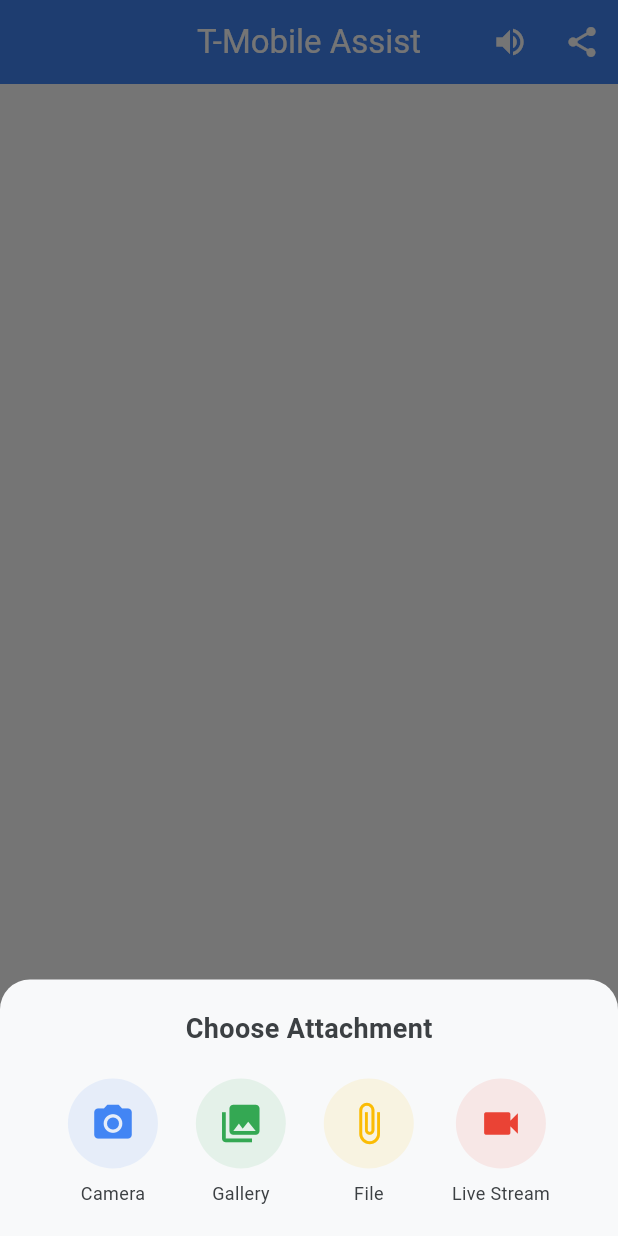
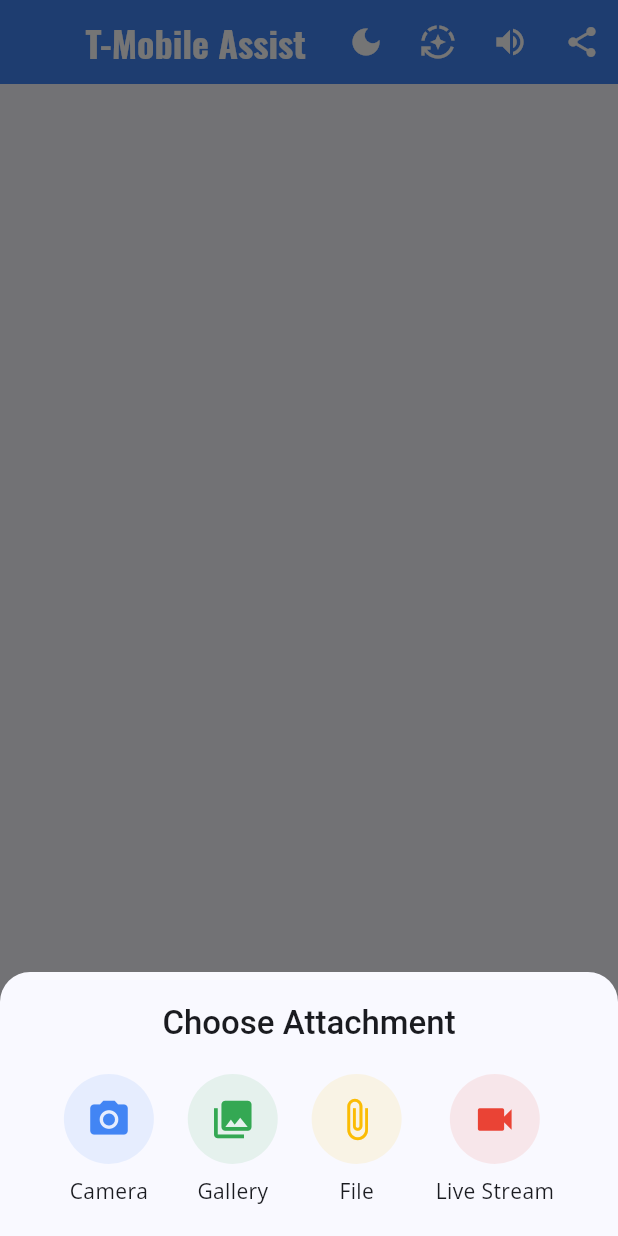
Before and after one commit to Yash-Kavaiya/Flutter-Dialogflow-cx-App, a Flutter app: the screen it shows after launch, item 2 of the bottom bar chosen, after a tap on the "attach file" icon, on a phone screen of 412 x 824 dp. Run offline on Flutter 3.47's test engine with Material 3 defaults, Android fonts, the phone set to English and light mode, and no system bars; our stand-ins replace camera, file_picker, flutter_tts, google_fonts, googleapis_auth, image_picker and 2 more; missing offline and left inert: googleapis.

Commit message:
New Updates Code

```diff
--- a/lib/main.dart
+++ b/lib/main.dart
@@ -1,4 +1,6 @@
 import 'package:flutter/material.dart';
+import 'package:google_fonts/google_fonts.dart'; // Import GoogleFonts
+import 'package:provider/provider.dart'; // Import Provider
 import 'package:speech_to_text/speech_to_text.dart';
 import 'package:flutter_tts/flutter_tts.dart';
 import 'package:camera/camera.dart';
@@ -10,7 +12,29 @@
 import 'google_colors.dart';
 
 void main() {
-  runApp(const MyApp());
+  runApp(
+    ChangeNotifierProvider(
+      create: (context) => ThemeProvider(),
+      child: const MyApp(),
+    ),
+  );
+}
+
+// ThemeProvider class to manage the theme state
+class ThemeProvider with ChangeNotifier {
+  ThemeMode _themeMode = ThemeMode.system; // Default to system theme
+
+  ThemeMode get themeMode => _themeMode;
+
+  void toggleTheme() {
+    _themeMode = _themeMode == ThemeMode.light ? ThemeMode.dark : ThemeMode.light;
+    notifyListeners();
+  }
+
+  void setSystemTheme() {
+    _themeMode = ThemeMode.system;
+    notifyListeners();
+  }
 }
 
 class MyApp extends StatelessWidget {
@@ -18,12 +42,72 @@
 
   @override
   Widget build(BuildContext context) {
-    return MaterialApp(
-      title: 'Easy AI Labs',
-      theme: GoogleColors.googleTheme,
-      darkTheme: GoogleColors.googleDarkTheme,
-      themeMode: ThemeMode.system,
-      home: const ChatScreen(),
+    const Color primarySeedColor = GoogleColors.blue;
+
+    // Define a common TextTheme
+    final TextTheme appTextTheme = TextTheme(
+      displayLarge: GoogleFonts.oswald(fontSize: 57, fontWeight: FontWeight.bold),
+      titleLarge: GoogleFonts.roboto(fontSize: 22, fontWeight: FontWeight.w500),
+      bodyMedium: GoogleFonts.openSans(fontSize: 14),
+    );
+
+    // Light Theme
+    final ThemeData lightTheme = ThemeData(
+      useMaterial3: true,
+      colorScheme: ColorScheme.fromSeed(
+        seedColor: primarySeedColor,
+        brightness: Brightness.light,
+      ),
+      textTheme: appTextTheme,
+      appBarTheme: AppBarTheme(
+        backgroundColor: primarySeedColor,
+        foregroundColor: Colors.white,
+        titleTextStyle: GoogleFonts.oswald(fontSize: 24, fontWeight: FontWeight.bold),
+      ),
+      elevatedButtonTheme: ElevatedButtonThemeData(
+        style: ElevatedButton.styleFrom(
+          foregroundColor: Colors.white,
+          backgroundColor: primarySeedColor,
+          shape: RoundedRectangleBorder(borderRadius: BorderRadius.circular(8)),
+          padding: const EdgeInsets.symmetric(horizontal: 24, vertical: 12),
+          textStyle: GoogleFonts.roboto(fontSize: 16, fontWeight: FontWeight.w500),
+        ),
+      ),
+    );
+
+    // Dark Theme
+    final darkColorScheme = ColorScheme.fromSeed(
+        seedColor: primarySeedColor, brightness: Brightness.dark);
+    final ThemeData darkTheme = ThemeData(
+      useMaterial3: true,
+      colorScheme: darkColorScheme,
+      textTheme: appTextTheme,
+      appBarTheme: AppBarTheme(
+        backgroundColor: Colors.grey[900],
+        foregroundColor: Colors.white,
+        titleTextStyle: GoogleFonts.oswald(fontSize: 24, fontWeight: FontWeight.bold),
+      ),
+      elevatedButtonTheme: ElevatedButtonThemeData(
+        style: ElevatedButton.styleFrom(
+          foregroundColor: Colors.black,
+          backgroundColor: darkColorScheme.primaryContainer,
+          shape: RoundedRectangleBorder(borderRadius: BorderRadius.circular(8)),
+          padding: const EdgeInsets.symmetric(horizontal: 24, vertical: 12),
+          textStyle: GoogleFonts.roboto(fontSize: 16, fontWeight: FontWeight.w500),
+        ),
+      ),
+    );
+
+    return Consumer<ThemeProvider>(
+      builder: (context, themeProvider, child) {
+        return MaterialApp(
+          title: 'Easy AI Labs',
+          theme: lightTheme,
+          darkTheme: darkTheme,
+          themeMode: themeProvider.themeMode,
+          home: const ChatScreen(),
+        );
+      },
     );
   }
 }
@@ -252,7 +336,7 @@
   void _showAttachmentOptions() {
     showModalBottomSheet(
       context: context,
-      backgroundColor: GoogleColors.greyLight,
+      backgroundColor: Theme.of(context).colorScheme.surface,
       shape: const RoundedRectangleBorder(
         borderRadius: BorderRadius.vertical(top: Radius.circular(20)),
       ),
@@ -262,13 +346,9 @@
           child: Column(
             mainAxisSize: MainAxisSize.min,
             children: [
-              const Text(
+              Text(
                 'Choose Attachment',
-                style: TextStyle(
-                  fontSize: 18,
-                  fontWeight: FontWeight.bold,
-                  color: GoogleColors.greyVeryDark,
-                ),
+                style: Theme.of(context).textTheme.titleLarge,
               ),
               const SizedBox(height: 20),
               Row(
@@ -333,7 +413,7 @@
             width: 60,
             height: 60,
             decoration: BoxDecoration(
-              color: color.withValues(alpha: 0.1),
+              color: color.withOpacity(0.1),
               borderRadius: BorderRadius.circular(30),
             ),
             child: Icon(icon, color: color, size: 30),
@@ -341,10 +421,7 @@
           const SizedBox(height: 8),
           Text(
             label,
-            style: const TextStyle(
-              fontSize: 12,
-              color: GoogleColors.greyVeryDark,
-            ),
+            style: Theme.of(context).textTheme.bodyMedium
           ),
         ],
       ),
@@ -363,8 +440,6 @@
               children: [
                 AppBar(
                   title: const Text('Live Camera Stream'),
-                  backgroundColor: GoogleColors.blue,
-                  foregroundColor: GoogleColors.white,
                   leading: IconButton(
                     icon: const Icon(Icons.close),
                     onPressed: () => Navigator.pop(context),
@@ -374,9 +449,7 @@
                   child: _isCameraInitialized
                       ? CameraPreview(_cameraController!)
                       : const Center(
-                          child: CircularProgressIndicator(
-                            color: GoogleColors.blue,
-                          ),
+                          child: CircularProgressIndicator(),
                         ),
                 ),
                 Container(
@@ -388,10 +461,6 @@
                         onPressed: _takePhoto,
                         icon: const Icon(Icons.camera),
                         label: const Text('Capture'),
-                        style: ElevatedButton.styleFrom(
-                          backgroundColor: GoogleColors.blue,
-                          foregroundColor: GoogleColors.white,
-                        ),
                       ),
                       ElevatedButton.icon(
                         onPressed: () {
@@ -402,8 +471,7 @@
                         icon: Icon(_isRecording ? Icons.stop : Icons.videocam),
                         label: Text(_isRecording ? 'Stop' : 'Record'),
                         style: ElevatedButton.styleFrom(
-                          backgroundColor: _isRecording ? GoogleColors.red : GoogleColors.green,
-                          foregroundColor: GoogleColors.white,
+                          backgroundColor: _isRecording ? Colors.red : Colors.green,
                         ),
                       ),
                     ],
@@ -431,13 +499,22 @@
 
   @override
   Widget build(BuildContext context) {
+    final themeProvider = Provider.of<ThemeProvider>(context);
     return Scaffold(
       appBar: AppBar(
         title: const Text('T-Mobile Assist'),
-        backgroundColor: GoogleColors.blue,
-        foregroundColor: GoogleColors.white,
         centerTitle: true,
         actions: [
+          IconButton(
+            icon: Icon(themeProvider.themeMode == ThemeMode.dark ? Icons.light_mode : Icons.dark_mode),
+            onPressed: () => themeProvider.toggleTheme(),
+            tooltip: 'Toggle Theme',
+          ),
+          IconButton(
+            icon: const Icon(Icons.auto_mode),
+            onPressed: () => themeProvider.setSystemTheme(),
+            tooltip: 'Set System Theme',
+          ),
           // Mute/unmute toggle for voice responses
           IconButton(
             onPressed: _toggleTtsMute,
@@ -468,16 +545,12 @@
                     child: Row(
                       children: [
                         CircularProgressIndicator(
-                          color: GoogleColors.blue,
                           strokeWidth: 2,
                         ),
                         const SizedBox(width: 16),
                         Text(
                           'T-Mobile Assistant is typing...',
-                          style: TextStyle(
-                            color: GoogleColors.grey,
-                            fontStyle: FontStyle.italic,
-                          ),
+                          style: Theme.of(context).textTheme.bodyMedium?.copyWith(fontStyle: FontStyle.italic)
                         ),
                       ],
                     ),
@@ -492,10 +565,10 @@
           Container(
             padding: const EdgeInsets.all(16.0),
             decoration: BoxDecoration(
-              color: GoogleColors.greyLight,
+              color: Theme.of(context).colorScheme.surface,
               boxShadow: [
                 BoxShadow(
-                  color: GoogleColors.grey.withValues(alpha: 0.3),
+                  color: Colors.grey.withOpacity(0.3),
                   blurRadius: 4,
                   offset: const Offset(0, -2),
                 ),
@@ -507,8 +580,8 @@
                   onPressed: _showAttachmentOptions,
                   icon: const Icon(Icons.attach_file),
                   style: IconButton.styleFrom(
-                    backgroundColor: GoogleColors.grey.withValues(alpha: 0.1),
-                    foregroundColor: GoogleColors.blue,
+                    backgroundColor: Colors.grey.withOpacity(0.1),
+                    foregroundColor: Theme.of(context).colorScheme.primary,
                   ),
                 ),
                 const SizedBox(width: 8),
@@ -522,7 +595,7 @@
                         borderSide: BorderSide.none,
                       ),
                       filled: true,
-                      fillColor: GoogleColors.white,
+                      fillColor: Theme.of(context).colorScheme.onInverseSurface,
                       contentPadding: const EdgeInsets.symmetric(
                         horizontal: 16,
                         vertical: 12,
@@ -541,12 +614,12 @@
                     width: 48,
                     height: 48,
                     decoration: BoxDecoration(
-                      color: _isListening ? GoogleColors.red : GoogleColors.blue,
+                      color: _isListening ? Colors.red : Theme.of(context).colorScheme.primary,
                       borderRadius: BorderRadius.circular(24),
                     ),
                     child: Icon(
                       _isListening ? Icons.mic : Icons.mic_none,
-                      color: GoogleColors.white,
+                      color: Theme.of(context).colorScheme.onPrimary,
                     ),
                   ),
                 ),
@@ -557,12 +630,12 @@
                     width: 48,
                     height: 48,
                     decoration: BoxDecoration(
-                      color: GoogleColors.blue,
+                      color: Theme.of(context).colorScheme.primary,
                       borderRadius: BorderRadius.circular(24),
                     ),
-                    child: const Icon(
+                    child: Icon(
                       Icons.send,
-                      color: GoogleColors.white,
+                      color: Theme.of(context).colorScheme.onPrimary,
                     ),
                   ),
                 ),
@@ -610,8 +683,8 @@
           if (!message.isUser) ...[
             CircleAvatar(
               radius: 16,
-              backgroundColor: GoogleColors.green,
-              child: const Icon(Icons.smart_toy, size: 16, color: GoogleColors.white),
+              backgroundColor: Theme.of(context).colorScheme.primary,
+              child: const Icon(Icons.smart_toy, size: 16, color: Colors.white),
             ),
             const SizedBox(width: 8),
           ],
@@ -620,19 +693,19 @@
               padding: const EdgeInsets.symmetric(horizontal: 16, vertical: 12),
               decoration: BoxDecoration(
                 color: message.isUser
-                    ? GoogleColors.blue
-                    : GoogleColors.greyLight,
+                    ? Theme.of(context).colorScheme.primary
+                    : Theme.of(context).colorScheme.surface,
                 borderRadius: BorderRadius.circular(20),
               ),
-              child: _buildMessageContent(message),
+              child: _buildMessageContent(message, context),
             ),
           ),
           if (message.isUser) ...[
             const SizedBox(width: 8),
             CircleAvatar(
               radius: 16,
-              backgroundColor: GoogleColors.blue,
-              child: const Icon(Icons.person, size: 16, color: GoogleColors.white),
+              backgroundColor: Theme.of(context).colorScheme.secondary,
+              child: const Icon(Icons.person, size: 16, color: Colors.white),
             ),
           ],
         ],
@@ -640,7 +713,7 @@
     );
   }
 
-  Widget _buildMessageContent(ChatMessage message) {
+  Widget _buildMessageContent(ChatMessage message, BuildContext context) {
     switch (message.messageType) {
       case MessageType.image:
         return Column(
@@ -661,7 +734,7 @@
               Text(
                 message.text,
                 style: TextStyle(
-                  color: message.isUser ? GoogleColors.white : GoogleColors.greyVeryDark,
+                  color: message.isUser ? Colors.white : Theme.of(context).textTheme.bodyMedium?.color,
                 ),
               ),
             ],
@@ -673,7 +746,7 @@
           children: [
             Icon(
               Icons.insert_drive_file,
-              color: message.isUser ? GoogleColors.white : GoogleColors.blue,
+              color: message.isUser ? Colors.white : Theme.of(context).colorScheme.primary,
               size: 20,
             ),
             const SizedBox(width: 8),
@@ -681,7 +754,7 @@
               child: Text(
                 message.text,
                 style: TextStyle(
-                  color: message.isUser ? GoogleColors.white : GoogleColors.greyVeryDark,
+                  color: message.isUser ? Colors.white : Theme.of(context).textTheme.bodyMedium?.color,
                 ),
               ),
             ),
@@ -693,7 +766,7 @@
           children: [
             Icon(
               Icons.mic,
-              color: message.isUser ? GoogleColors.white : GoogleColors.blue,
+              color: message.isUser ? Colors.white : Theme.of(context).colorScheme.primary,
               size: 20,
             ),
             const SizedBox(width: 8),
@@ -701,7 +774,7 @@
               child: Text(
                 message.text,
                 style: TextStyle(
-                  color: message.isUser ? GoogleColors.white : GoogleColors.greyVeryDark,
+                  color: message.isUser ? Colors.white : Theme.of(context).textTheme.bodyMedium?.color,
                 ),
               ),
             ),
@@ -711,7 +784,7 @@
         return Text(
           message.text,
           style: TextStyle(
-            color: message.isUser ? GoogleColors.white : GoogleColors.greyVeryDark,
+            color: message.isUser ? Colors.white : Theme.of(context).textTheme.bodyMedium?.color,
           ),
         );
     }
--- a/pubspec.yaml
+++ b/pubspec.yaml
@@ -47,6 +47,8 @@
   path_provider: ^2.1.2
   mime: ^1.0.4
   share_plus: ^10.1.2
+  provider: ^6.1.2
+  google_fonts: ^4.0.4
 
 dev_dependencies:
   flutter_test:
```
Also changed, not shown: pubspec.lock.
